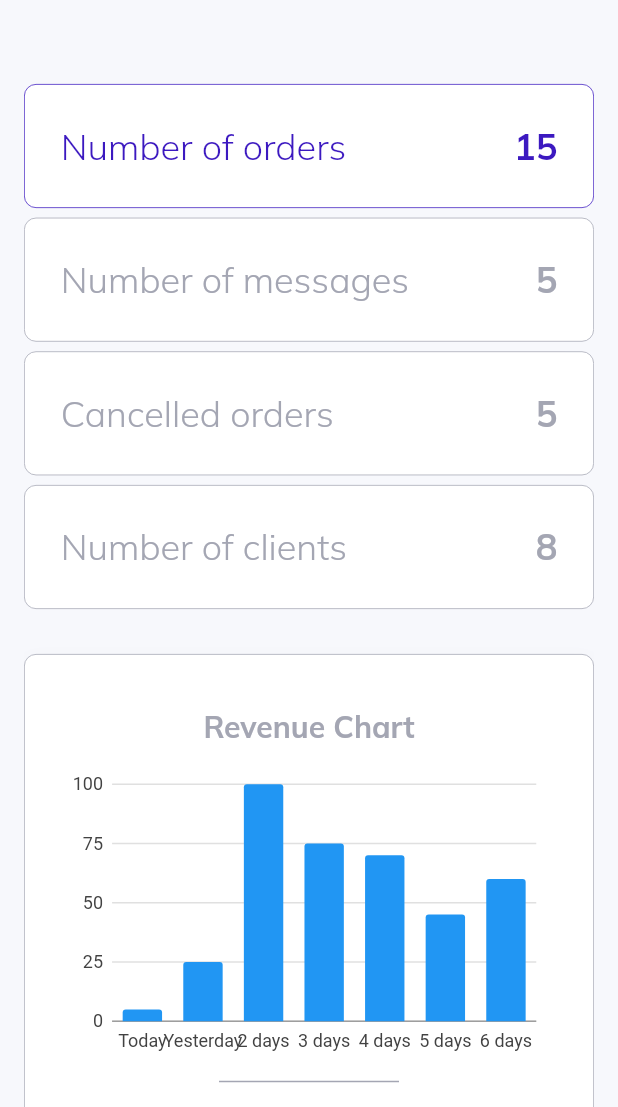
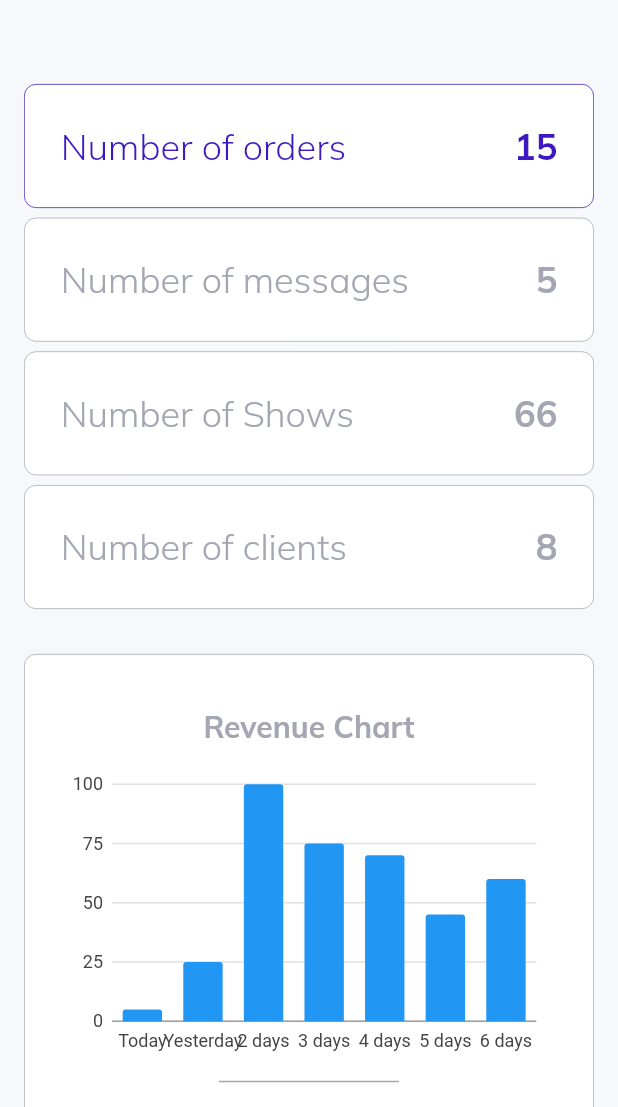
Before and after one commit to MrRfifa/Any_Watch_admin_panel, a Flutter app: the screen it shows after launch, on a phone screen of 412 x 824 dp, the part 129-1236 px from its top. Run offline on Flutter 3.47's test engine with Material 2 defaults, Android fonts, the phone set to English and light mode, and no system bars; our stand-ins replace charts_flutter, cloud_firestore, data_table_2, firebase_auth, firebase_core, get and 1 more; accounts and stored records are empty; key blocks and very long unbroken strings in the code were emptied for the run.

```diff
--- a/lib/main.dart
+++ b/lib/main.dart
@@ -2,15 +2,21 @@ import 'package:admin_panel/constants/style.dart';
 import 'package:admin_panel/controllers/menu_controller.dart';
 import 'package:admin_panel/controllers/navigation_controller.dart';
 import 'package:admin_panel/layout.dart';
+import 'package:admin_panel/provider/message_provider.dart';
+import 'package:firebase_core/firebase_core.dart';
 import 'package:flutter/material.dart';
 import 'package:get/get.dart';
 import 'package:google_fonts/google_fonts.dart';
+import 'package:provider/provider.dart';
 
-void main() {
+Future<void> main() async {
   WidgetsFlutterBinding.ensureInitialized();
   Get.put(MenuController());
   Get.put(NavigationController());
-  runApp(const MyApp());
+  await Firebase.initializeApp();
+  runApp(
+    const MyApp(),
+  );
 }
 
 class MyApp extends StatelessWidget {
@@ -18,7 +24,13 @@ class MyApp extends StatelessWidget {
 
   @override
   Widget build(BuildContext context) {
-    return GetMaterialApp(
+    return MultiProvider(
+      providers: [
+        ChangeNotifierProvider<MessageProvider>(
+          create: (context) => MessageProvider(),
+        ),
+      ],
+      child: GetMaterialApp(
         debugShowCheckedModeBanner: false,
         title: 'Admin Panel',
         theme: ThemeData(
@@ -37,6 +49,7 @@ class MyApp extends StatelessWidget {
           primaryColor: Colors.blue,
         ),
         home: SiteLayout(),
+      ),
     );
   }
 }
--- /dev/null
+++ b/lib/model/message.dart
@@ -0,0 +1,13 @@
+import 'package:cloud_firestore/cloud_firestore.dart';
+
+class MessageModel {
+  final String name;
+  final String mess;
+  final String email;
+
+  MessageModel({
+    required this.email,
+    required this.mess,
+    required this.name,
+  });
+}
--- a/lib/pages/overview/overview.dart
+++ b/lib/pages/overview/overview.dart
@@ -42,7 +42,7 @@ class OverViewPage extends StatelessWidget {
                 if (ResponsiveWidget.isCustomSize(context))
                   OverviewCardsMediumScreen()
                 else
-                  const OverViewCardsLargeScreen()
+                  OverViewCardsLargeScreen()
               else
                 OverviewCardsSmallScreen(),
               if (!ResponsiveWidget.isSmallScreen(context))
--- a/lib/pages/overview/widgets/overview_cards_medium.dart
+++ b/lib/pages/overview/widgets/overview_cards_medium.dart
@@ -34,8 +34,8 @@ class OverviewCardsMediumScreen extends StatelessWidget {
         Row(
           children: [
             InfoCard(
-              title: "Cancelled orders",
-              value: "5",
+              title: "Number of Shows",
+              value: "66",
               topColor: Colors.red,
               onTap: () {},
             ),
--- a/lib/pages/overview/widgets/overview_cards_small.dart
+++ b/lib/pages/overview/widgets/overview_cards_small.dart
@@ -27,8 +27,8 @@ class OverviewCardsSmallScreen extends StatelessWidget {
             height: _width / 64,
           ),
           InfoCardSmall(
-            title: "Cancelled orders",
-            value: "5",
+            title: "Number of Shows",
+            value: "66",
             onTap: () {},
           ),
           SizedBox(
--- a/pubspec.yaml
+++ b/pubspec.yaml
@@ -38,6 +38,10 @@ dependencies:
   google_fonts: ^3.0.1
   charts_flutter: ^0.12.0
   data_table_2: ^2.3.0
+  cloud_firestore: ^3.1.17
+  firebase_auth: ^3.3.19
+  provider: ^6.0.3
+  firebase_core: ^1.17.1
 
 dev_dependencies:
   flutter_test:
```
Also changed, not shown: lib/model/product.dart (added, +11 -0 lines), lib/pages/overview/widgets/overview_cards_large.dart (+23 -9 lines), lib/pages/shows/shows.dart (+37 -6 lines), lib/provider/message_provider.dart (added, +39 -0 lines), lib/provider/show_provider.dart (added, +31 -0 lines), pubspec.lock, 2 other files. Lines whose indentation alone changed are shown as unchanged.
